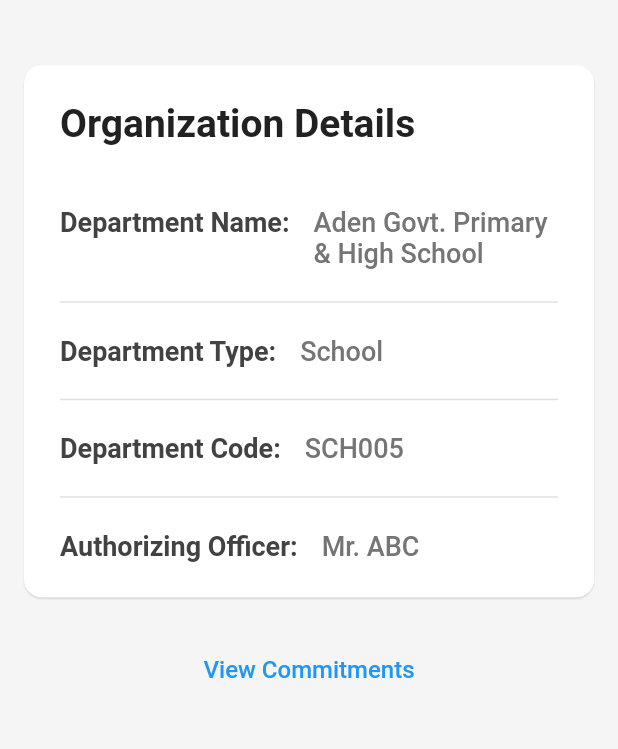
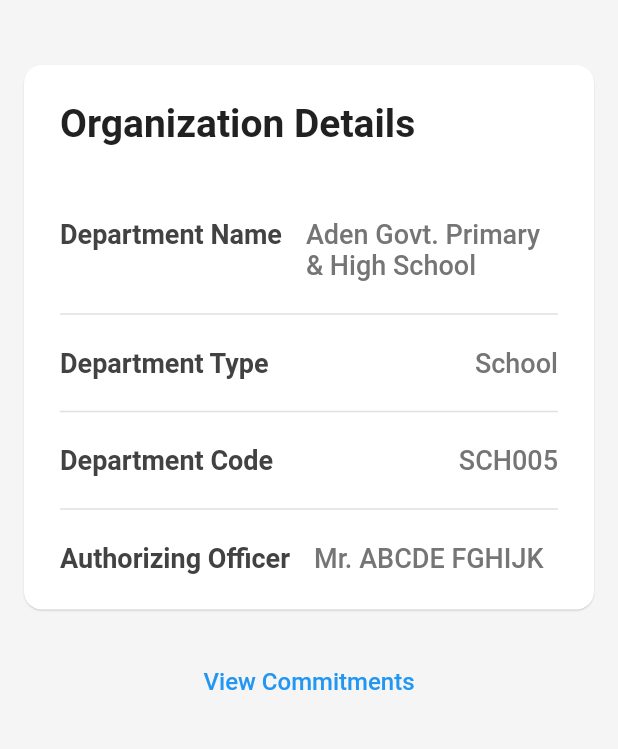
Before and after one commit to vigneshksaithal/viyukta, a Flutter app: the screen it shows after launch, on a phone screen of 412 x 824 dp, the part 67-816 px from its top. Run offline on Flutter 3.47's test engine with Material 2 defaults, Android fonts, the phone set to English and light mode, and no system bars; our stand-ins replace flutter_riverpod, hive_flutter, page_transition; missing offline and left inert: encrypt, flutter_sms, protobuf; accounts and stored records are empty.

Commit message:
Refactor organization details provider

```diff
--- a/lib/pages/home_page/widgets/organization_details_card.dart
+++ b/lib/pages/home_page/widgets/organization_details_card.dart
@@ -21,12 +21,13 @@ class OrganizationDetailsCard extends ConsumerWidget {
               'Organization Details',
               style: textTheme().titleMedium,
             ),
-            const SizedBox(height: 40.0),
+            const SizedBox(height: 48.0),
             Row(
+              mainAxisAlignment: MainAxisAlignment.spaceBetween,
               crossAxisAlignment: CrossAxisAlignment.start,
               children: [
                 Text(
-                  'Department Name:',
+                  'Department Name',
                   style: textTheme().labelMedium,
                 ),
                 const SizedBox(width: 16.0),
@@ -41,9 +42,10 @@ class OrganizationDetailsCard extends ConsumerWidget {
             ),
             const Divider(),
             Row(
+              mainAxisAlignment: MainAxisAlignment.spaceBetween,
               children: [
                 Text(
-                  'Department Type:',
+                  'Department Type',
                   style: textTheme().labelMedium,
                 ),
                 const SizedBox(width: 16.0),
@@ -55,9 +57,10 @@ class OrganizationDetailsCard extends ConsumerWidget {
             ),
             const Divider(),
             Row(
+              mainAxisAlignment: MainAxisAlignment.spaceBetween,
               children: [
                 Text(
-                  'Department Code:',
+                  'Department Code',
                   style: textTheme().labelMedium,
                 ),
                 const SizedBox(width: 16.0),
@@ -69,16 +72,17 @@ class OrganizationDetailsCard extends ConsumerWidget {
             ),
             const Divider(),
             Row(
+              mainAxisAlignment: MainAxisAlignment.spaceBetween,
               crossAxisAlignment: CrossAxisAlignment.start,
               children: [
                 Text(
-                  'Authorizing Officer:',
+                  'Authorizing Officer',
                   style: textTheme().labelMedium,
                 ),
                 const SizedBox(width: 16.0),
                 Expanded(
                   child: Text(
-                    ref.read(organizationDetailsProvider).organizationHead,
+                    ref.read(organizationDetailsProvider).organizationOfficer,
                     style: textTheme().bodyMedium,
                   ),
                 ),
--- a/lib/provider/organization_details.dart
+++ b/lib/provider/organization_details.dart
@@ -2,9 +2,9 @@ import 'package:flutter_riverpod/flutter_riverpod.dart';
 
 class OrganizationDetails {
   String organizationName = 'Aden Govt. Primary & High School',
+      organizationType = 'School',
       organizationCode = 'SCH005',
-      organizationHead = 'Mr. ABC',
-      organizationType = 'School';
+      organizationOfficer = 'Mr. ABCDE FGHIJK';
 }
 
 class OrganizationDetailsNotifier extends StateNotifier<OrganizationDetails> {
```
